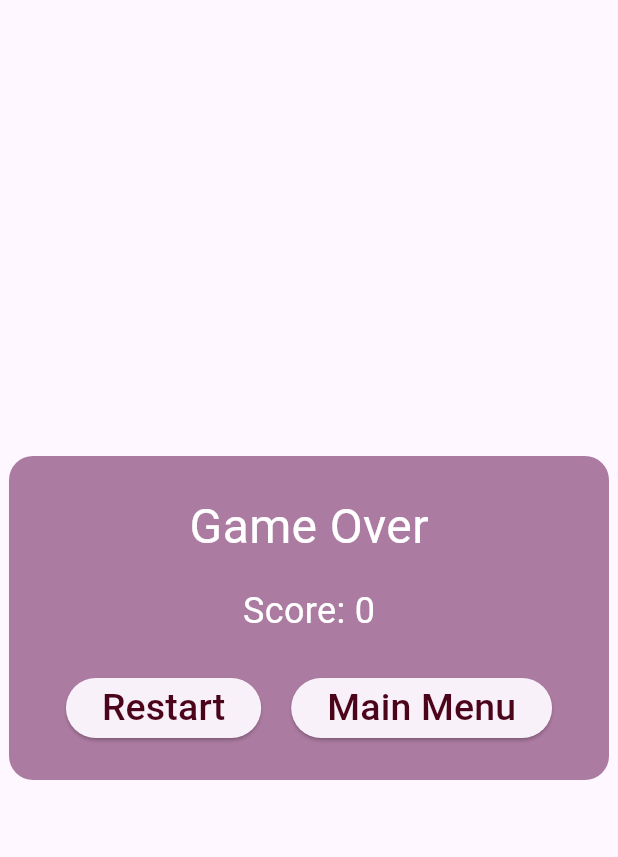
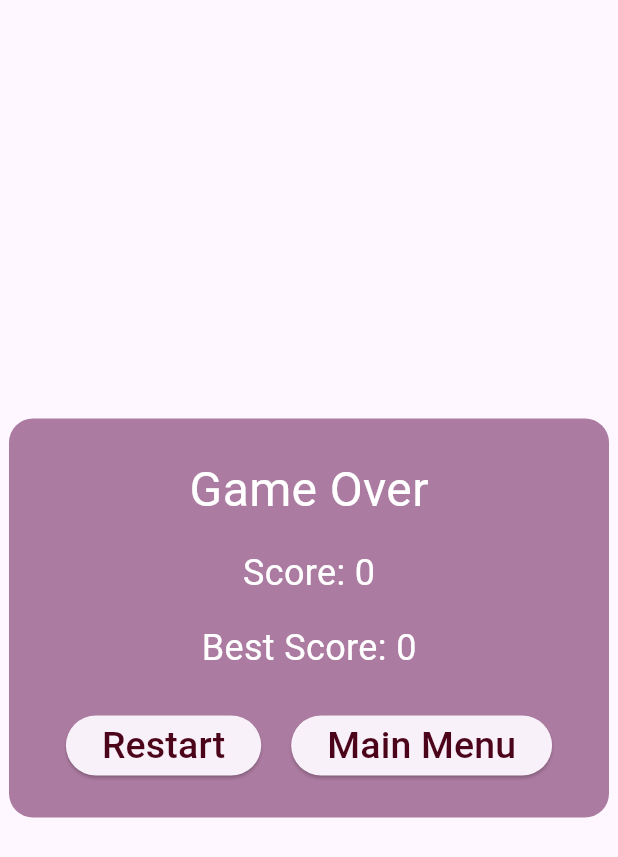
Before and after one commit to Saaghaar/Jino_game, a Flutter app: the GameOverMenu widget shown alone on an empty page, opened directly with empty values, on a phone screen of 412 x 824 dp. Shown: the top 857 px of the screen. Run offline on Flutter 3.47's test engine with Material 3 defaults, Android fonts, the phone set to English and light mode, and no system bars; our stand-ins replace flutter_svg; missing offline and left inert: flame, flame_audio; Roboto replaces fonts that are missing (Feast Of Flesh).

Commit message:
add best score to the game over menu

```diff
--- a/lib/game/game.dart
+++ b/lib/game/game.dart
@@ -23,6 +23,7 @@ class JinoGame extends FlameGame with HasCollisionDetection, PanDetector{
 
   // variables for scoring
   int score = 0;
+  int bestScore = 0;
   late ScoreManager scoreManager;
   double timeSinceLastScore = 0;
 
@@ -194,6 +195,11 @@ class JinoGame extends FlameGame with HasCollisionDetection, PanDetector{
     scoreManager.finalScores(); // save final score
     FlameAudio.bgm.stop(); // stop bg music
     pauseEngine(); // pause the game
+
+    if (scoreManager.finalScore > bestScore) {
+      bestScore = scoreManager.finalScore;
+    }
+
     overlays.add('GameOverMenu');
     FlameAudio.play('game over.wav');
   }
--- a/lib/main.dart
+++ b/lib/main.dart
@@ -47,7 +47,9 @@ MyApp()
             ),
 
         'GameOverMenu': (context, game) =>
-            GameOverMenu(game: (game as JinoGame), score: (game.scoreManager.finalScore),
+            GameOverMenu(game: (game as JinoGame),
+                        score: (game.scoreManager.finalScore),
+                        bestScore: (game.bestScore),
             ),
 
 
--- a/lib/widget/gameOver_menu_widget.dart
+++ b/lib/widget/gameOver_menu_widget.dart
@@ -4,12 +4,14 @@ import 'package:flame_audio/flame_audio.dart';
 
 class GameOverMenu extends StatelessWidget {
   final int score;
+  final int bestScore;
   final JinoGame game;
 
   const GameOverMenu({
     super.key,
     required this.score,
-    required this.game
+    required this.bestScore,
+    required this.game,
   });
 
   @override
@@ -44,6 +46,17 @@ class GameOverMenu extends StatelessWidget {
                   fontSize: 24,
                   color: Colors.white,
                   fontFamily: 'Feast Of Flesh',
+              ),
+            ),
+
+            // show best score
+            const SizedBox(height: 16),
+            Text(
+              'Best Score: $bestScore',
+              style: const TextStyle(
+                fontSize: 24,
+                color: Colors.white,
+                fontFamily: 'Feast Of Flesh',
               ),
             ),
 
```
